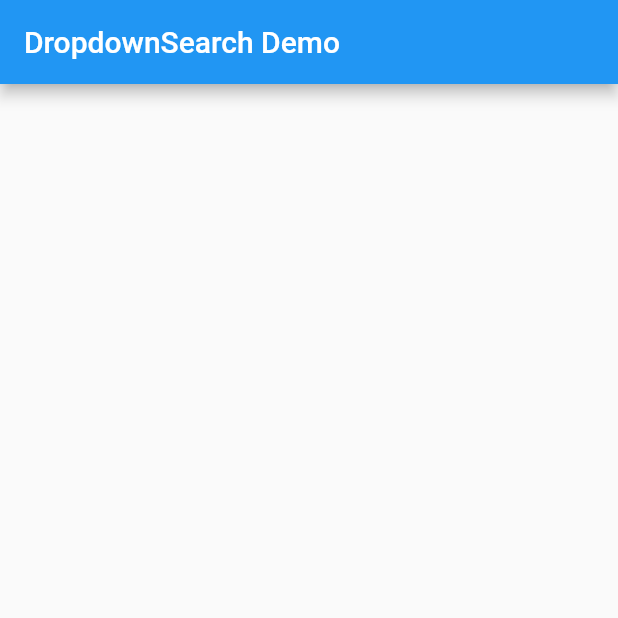
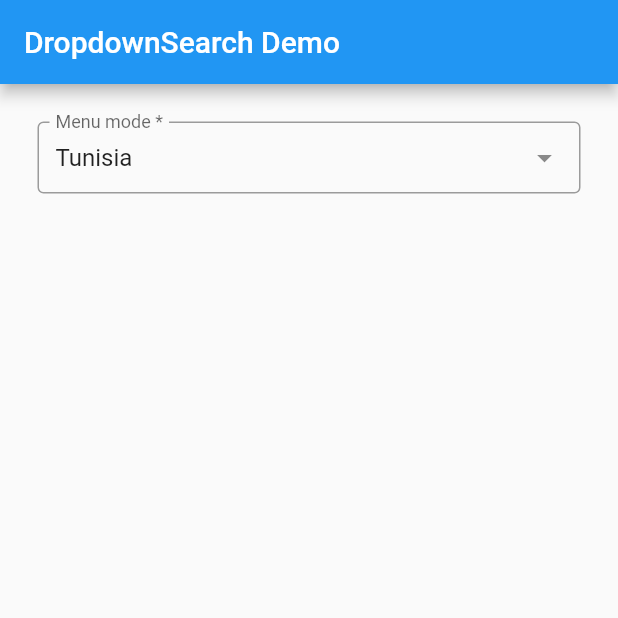
Before and after one commit to leoCardosoDev/poc_flutter_dropdown_search, a Flutter app: the screen it shows after launch, on a phone screen of 412 x 824 dp, the top half of it. Run offline on Flutter 3.47's test engine with Material 2 defaults, Android fonts, the phone set to English and light mode, and no system bars; drawn by our look-alikes of dropdown_search; our stand-ins replace dio.

Commit message:
feat: feature dropdown String 1 e 2

```diff
--- a/lib/example/my_home_page.dart
+++ b/lib/example/my_home_page.dart
@@ -1,5 +1,8 @@
 import 'package:dropdown_search/dropdown_search.dart';
 import 'package:flutter/material.dart';
+
+import '../example/string/dropdown_string.dart';
+// import '../example/string/dropdown_string2.dart';
 
 class MyHomePage extends StatefulWidget {
   @override
@@ -19,8 +22,11 @@ class _MyHomePageState extends State<MyHomePage> {
         child: Form(
           key: _formKey,
           autovalidateMode: AutovalidateMode.onUserInteraction,
+          // child: DropStringTwo(openDropDownProgKey: openDropDownProgKey),
           child: Column(
-            children: [],
+            children: [
+              DropString(),
+            ],
           ),
         ),
       ),
--- a/lib/example/dropdown_string.dart
+++ b/lib/example/string/dropdown_string.dart
@@ -7,7 +7,7 @@ class DropString extends StatelessWidget {
     return DropdownSearch<String>(
       validator: (v) => v == null ? "required field" : null,
       hint: "Select a country",
-      mode: Mode.MENU,
+      mode: Mode.DIALOG,
       showSelectedItem: true,
       items: ["Brazil", "Italia (Disabled)", "Tunisia", 'Canada'],
       label: "Menu mode *",
```
Also changed, not shown: lib/example/string/dropdown_string2.dart (renamed from lib/example/dropdown_string2.dart).
